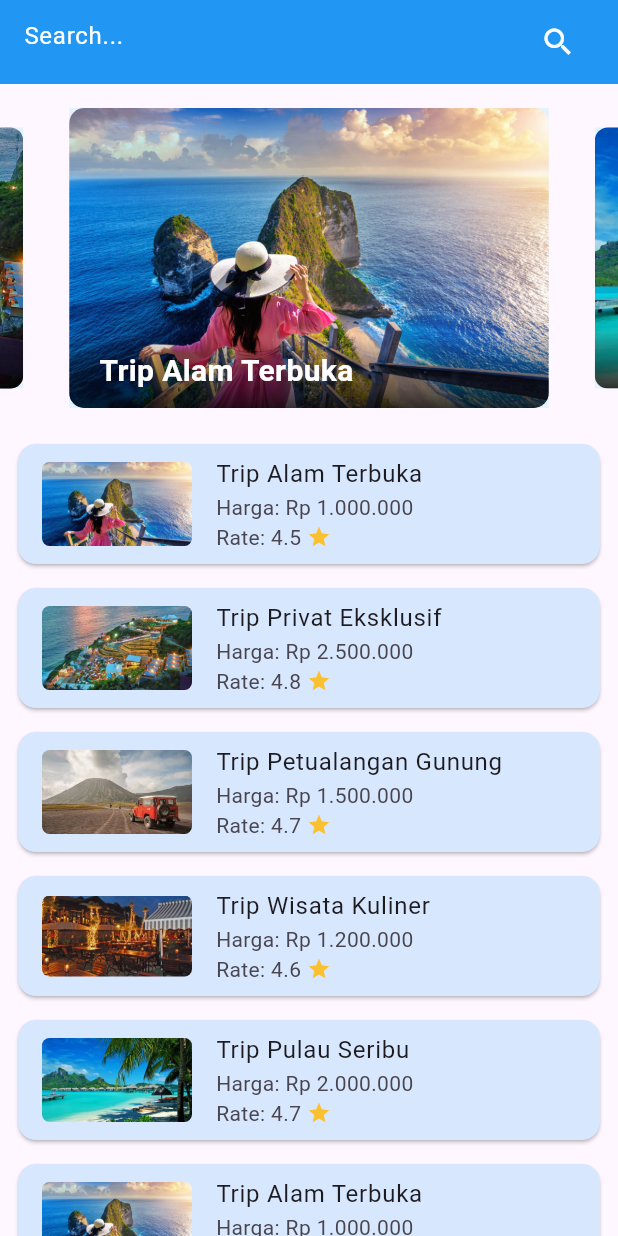
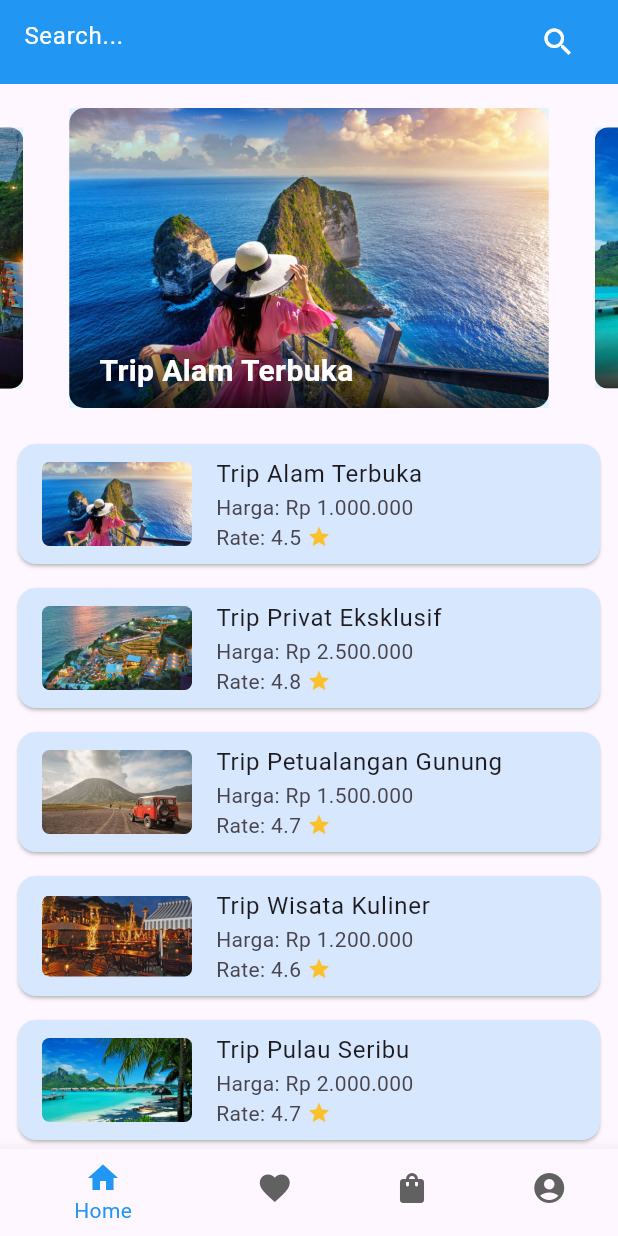
Before and after one commit to arssnndr/my-trip-app, a Flutter app: the screen it shows after launch, on a phone screen of 412 x 824 dp. Run offline on Flutter 3.47's test engine with Material 3 defaults, Android fonts, the phone set to English and light mode, and no system bars; drawn by our look-alikes of carousel_slider.

Commit message:
add: feat: bottom navbar

```diff
--- /dev/null
+++ b/lib/components/bottom_navbar.dart
@@ -0,0 +1,125 @@
+import 'package:flutter/material.dart';
+import 'package:my_trip_app/pages/trip_list_page.dart';
+
+class BottomNavBar extends StatefulWidget {
+  const BottomNavBar({super.key});
+
+  @override
+  BottomNavBarState createState() => BottomNavBarState();
+}
+
+class BottomNavBarState extends State<BottomNavBar> {
+  int _selectedIndex = 0;
+  final PageController _pageController = PageController();
+
+  static final List<Widget> _widgetOptions = <Widget>[
+    TripListPage(),
+    OrientationBuilder(
+      builder: (context, orientation) {
+        return Center(
+          child: Column(
+            mainAxisAlignment: MainAxisAlignment.center,
+            children: [
+              Image.asset(
+                'assets/images/under-construction.gif',
+                width: orientation == Orientation.landscape ? 300 : null,
+              ),
+              const SizedBox(height: 10),
+              const Text('"Whislist" Page is Under Construction...'),
+            ],
+          ),
+        );
+      },
+    ),
+    OrientationBuilder(
+      builder: (context, orientation) {
+        return Center(
+          child: Column(
+            mainAxisAlignment: MainAxisAlignment.center,
+            children: [
+              Image.asset(
+                'assets/images/under-construction.gif',
+                width: orientation == Orientation.landscape ? 300 : null,
+              ),
+              const SizedBox(height: 10),
+              const Text('"Your Orders" Page is Under Construction...'),
+            ],
+          ),
+        );
+      },
+    ),
+    OrientationBuilder(
+      builder: (context, orientation) {
+        return Center(
+          child: Column(
+            mainAxisAlignment: MainAxisAlignment.center,
+            children: [
+              Image.asset(
+                'assets/images/under-construction.gif',
+                width: orientation == Orientation.landscape ? 300 : null,
+              ),
+              const SizedBox(height: 10),
+              const Text('"Account" Page is Under Construction...'),
+            ],
+          ),
+        );
+      },
+    ),
+  ];
+
+  void _onItemTapped(int index) {
+    setState(() {
+      _selectedIndex = index;
+    });
+    _pageController.jumpToPage(index);
+  }
+
+  @override
+  void dispose() {
+    _pageController.dispose();
+    super.dispose();
+  }
+
+  @override
+  Widget build(BuildContext context) {
+    return Scaffold(
+      body: PageView(
+        controller: _pageController,
+        children:
+            _widgetOptions.map((Widget widget) {
+              return Navigator(
+                onGenerateRoute: (settings) {
+                  return MaterialPageRoute(builder: (context) => widget);
+                },
+              );
+            }).toList(),
+        onPageChanged: (index) {
+          setState(() {
+            _selectedIndex = index;
+          });
+        },
+      ),
+      bottomNavigationBar: BottomNavigationBar(
+        items: const <BottomNavigationBarItem>[
+          BottomNavigationBarItem(icon: Icon(Icons.home), label: 'Home'),
+          BottomNavigationBarItem(
+            icon: Icon(Icons.favorite),
+            label: 'Wishlist',
+          ),
+          BottomNavigationBarItem(
+            icon: Icon(Icons.shopping_bag),
+            label: 'Your Orders',
+          ),
+          BottomNavigationBarItem(
+            icon: Icon(Icons.account_circle),
+            label: 'Account',
+          ),
+        ],
+        currentIndex: _selectedIndex,
+        selectedItemColor: Colors.blue,
+        onTap: _onItemTapped,
+        unselectedItemColor: Colors.grey.shade700,
+      ),
+    );
+  }
+}
--- a/lib/data/trip_data.dart
+++ b/lib/data/trip_data.dart
@@ -56,59 +56,4 @@ final List<Trip> trips = [
     termsAndConditions: 'Syarat dan ketentuan berlaku',
     totalPax: 30,
   ),
-  Trip(
-    title: 'Trip Alam Terbuka',
-    photoUrl: 'assets/images/nusa-penida.jpg',
-    price: 'Rp 1.000.000',
-    rating: 4.5,
-    summary: 'Nikmati keindahan alam yang menenangkan.',
-    includes: 'Transportasi, Makan, Penginapan',
-    excludes: 'Biaya pribadi',
-    termsAndConditions: 'Syarat dan ketentuan berlaku',
-    totalPax: 20,
-  ),
-  Trip(
-    title: 'Trip Privat Eksklusif',
-    photoUrl: 'assets/images/jogja.webp',
-    price: 'Rp 2.500.000',
-    rating: 4.8,
-    summary: 'Pengalaman privat dengan layanan eksklusif.',
-    includes: 'Transportasi, Makan, Penginapan, Tour guide',
-    excludes: 'Biaya aktivitas tambahan',
-    termsAndConditions: 'Syarat dan ketentuan berlaku',
-    totalPax: 10,
-  ),
-  Trip(
-    title: 'Trip Petualangan Gunung',
-    photoUrl: 'assets/images/bromo.jpeg',
-    price: 'Rp 1.500.000',
-    rating: 4.7,
-    summary: 'Pendakian seru dengan pemandangan menakjubkan.',
-    includes: 'Transportasi, Makan, Penginapan, Guide',
-    excludes: 'Peralatan pendakian',
-    termsAndConditions: 'Syarat dan ketentuan berlaku',
-    totalPax: 15,
-  ),
-  Trip(
-    title: 'Trip Wisata Kuliner',
-    photoUrl: 'assets/images/bandung.jpg',
-    price: 'Rp 1.200.000',
-    rating: 4.6,
-    summary: 'Jelajahi kuliner khas dengan cita rasa lokal.',
-    includes: 'Transportasi, Makan, Penginapan',
-    excludes: 'Biaya pribadi',
-    termsAndConditions: 'Syarat dan ketentuan berlaku',
-    totalPax: 25,
-  ),
-  Trip(
-    title: 'Trip Pulau Seribu',
-    photoUrl: 'assets/images/pulau-seribu.jpeg',
-    price: 'Rp 2.000.000',
-    rating: 4.7,
-    summary: 'Eksplorasi keindahan kepulauan seribu yang memukau.',
-    includes: 'Transportasi, Makan, Penginapan, Snorkeling',
-    excludes: 'Biaya pribadi',
-    termsAndConditions: 'Syarat dan ketentuan berlaku',
-    totalPax: 30,
-  ),
 ];
--- a/lib/main.dart
+++ b/lib/main.dart
@@ -1,5 +1,5 @@
 import 'package:flutter/material.dart';
-import 'pages/trip_list_page.dart';
+import 'package:my_trip_app/components/bottom_navbar.dart';
 
 void main() {
   runApp(TripApp());
@@ -13,7 +13,7 @@ class TripApp extends StatelessWidget {
     return MaterialApp(
       title: 'My Trip App',
       theme: ThemeData(primarySwatch: Colors.blue),
-      home: TripListPage(),
+      home: BottomNavBar(),
     );
   }
 }
--- a/lib/models/trip_model.dart
+++ b/lib/models/trip_model.dart
@@ -4,7 +4,7 @@ class Trip {
   final String price;
   final double rating;
   final String summary;
-  final String includes; // Misalnya: "Makan, Akomodasi"
+  final String includes;
   final String excludes;
   final String termsAndConditions;
   final int totalPax;
```
Also changed, not shown: assets/images/under-construction.gif (added).
